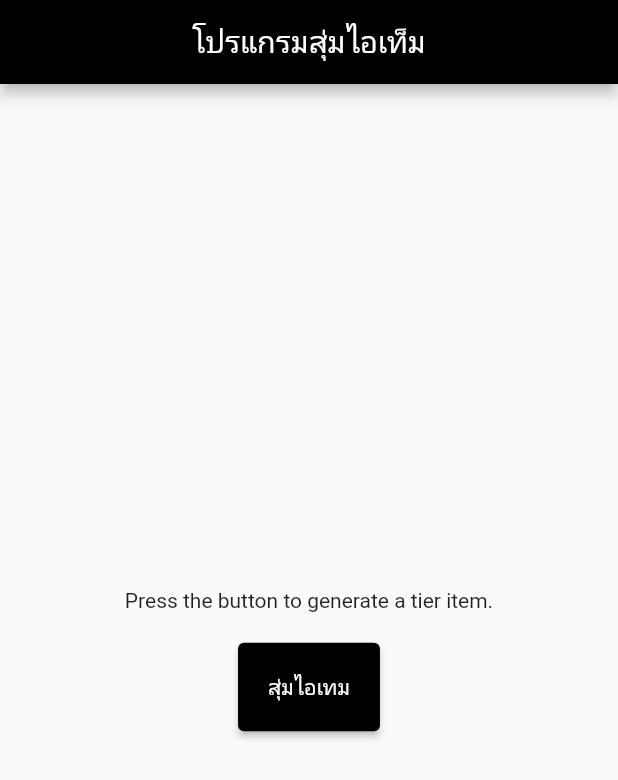
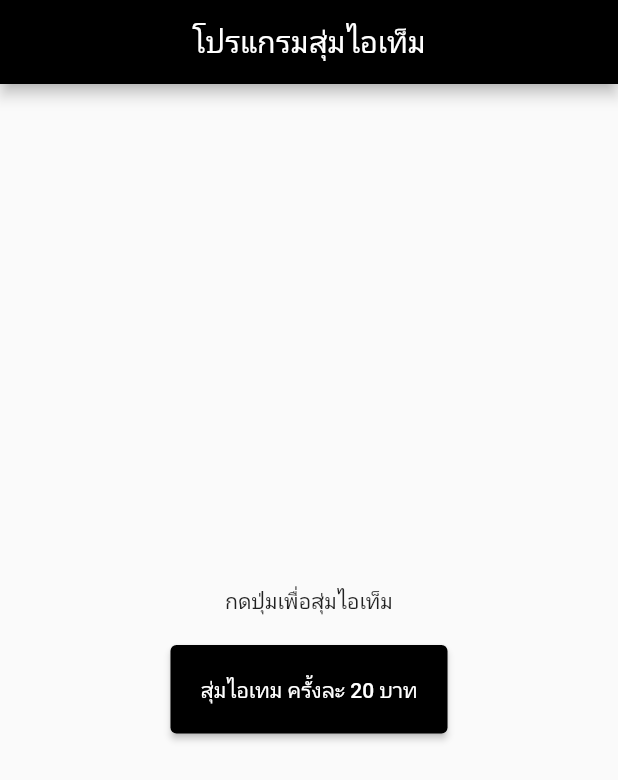
Before and after one commit to darkfat123/Bloc_RandomItem_Application, a Flutter app: the screen it shows after launch, on a phone screen of 412 x 824 dp. Shown: the top 780 px of the screen. Run offline on Flutter 3.47's test engine with Material 2 defaults, Android fonts, the phone set to English and light mode, and no system bars; our stand-ins replace bloc, equatable, flutter_bloc.

Commit message:
add more pages

```diff
--- a/lib/main.dart
+++ b/lib/main.dart
@@ -1,5 +1,7 @@
 import 'package:flutter/material.dart';
 import 'package:flutter_bloc/flutter_bloc.dart';
+import 'package:gashapon_application/pages/randomItem.dart';
+import 'package:gashapon_application/widgets/display_item.dart';
 import 'package:gashapon_application/widgets/generate_button.dart';
 
 import 'bloc/tier_item_bloc.dart';
@@ -19,43 +21,3 @@ class MyApp extends StatelessWidget {
     );
   }
 }
-
-class MyHomePage extends StatelessWidget {
-  @override
-  Widget build(BuildContext context) {
-    return Scaffold(
-      appBar: AppBar(
-        title: const Center(child: Text('โปรแกรมสุ่มไอเท็ม')),
-        backgroundColor: Colors.black,
-      ),
-      body: Center(
-        child: Column(
-          mainAxisAlignment: MainAxisAlignment.center,
-          children: [
-            BlocBuilder<TierItemBloc, TierItemState>(
-              builder: (context, state) {
-                if (state is TierItemInitial) {
-                  return const Text('Press the button to generate a tier item.');
-                } else if (state is SPlusTierItem) {
-                  return const Text('S+ Tier Item');
-                } else if (state is STierItem) {
-                  return const Text('S Tier Item');
-                } else if (state is ATierItem) {
-                  return const Text('A Tier Item');
-                } else if (state is BTierItem) {
-                  return const Text('B Tier Item');
-                } else if (state is CTierItem) {
-                  return const Text('C Tier Item');
-                } else {
-                  return const Text('Unknown Tier Item');
-                }
-              },
-            ),
-            const SizedBox(height: 20),
-            GenerateButton(context),
-          ],
-        ),
-      ),
-    );
-  }
-}
--- /dev/null
+++ b/lib/pages/addMoney.dart
@@ -0,0 +1,15 @@
+import 'package:flutter/material.dart';
+
+class AddMoney extends StatefulWidget {
+  const AddMoney({super.key});
+
+  @override
+  State<AddMoney> createState() => _AddMoneyState();
+}
+
+class _AddMoneyState extends State<AddMoney> {
+  @override
+  Widget build(BuildContext context) {
+    return const Placeholder();
+  }
+}
--- /dev/null
+++ b/lib/pages/randomItem.dart
@@ -0,0 +1,43 @@
+import 'package:flutter/material.dart';
+import 'package:flutter_bloc/flutter_bloc.dart';
+import 'package:gashapon_application/bloc/tier_item_bloc.dart';
+import 'package:gashapon_application/widgets/display_item.dart';
+import 'package:gashapon_application/widgets/generate_button.dart';
+
+class MyHomePage extends StatelessWidget {
+  @override
+  Widget build(BuildContext context) {
+    return Scaffold(
+      appBar: AppBar(
+        title: const Center(child: Text('โปรแกรมสุ่มไอเท็ม')),
+        backgroundColor: Colors.black,
+      ),
+      body: Center(
+        child: Column(
+          mainAxisAlignment: MainAxisAlignment.center,
+          children: [
+            BlocBuilder<TierItemBloc, TierItemState>(
+              builder: (context, state) {
+                if (state is TierItemInitial) {
+                  return const Text('กดปุ่มเพื่อสุ่มไอเท็ม');
+                } else if (state is SPlusTierItem) {
+                  return DisplayItem("S+ Tier Item");
+                } else if (state is STierItem) {
+                  return DisplayItem("S Tier Item");
+                } else if (state is ATierItem) {
+                  return DisplayItem("A Tier Item");
+                } else if (state is BTierItem) {
+                  return DisplayItem("B Tier Item");
+                } else {
+                  return DisplayItem("C Tier Item");
+                }
+              },
+            ),
+            const SizedBox(height: 20),
+            GenerateButton(context),
+          ],
+        ),
+      ),
+    );
+  }
+}
--- /dev/null
+++ b/lib/widgets/display_item.dart
@@ -0,0 +1,6 @@
+import 'package:flutter/material.dart';
+
+// ignore: non_constant_identifier_names
+Widget DisplayItem(String text) {
+  return Text(text);
+}
--- a/lib/widgets/generate_button.dart
+++ b/lib/widgets/generate_button.dart
@@ -9,6 +9,6 @@ Widget GenerateButton(BuildContext context) {
       BlocProvider.of<TierItemBloc>(context).add(GenerateRandomNumber());
     },
     style: ButtonStyle(padding: MaterialStateProperty.all(EdgeInsets.all(20)),backgroundColor: MaterialStateProperty.all(Colors.black)),
-    child: Text('สุ่มไอเทม'),
+    child: Text('สุ่มไอเทม ครั้งละ 20 บาท'),
   );
 }
```
